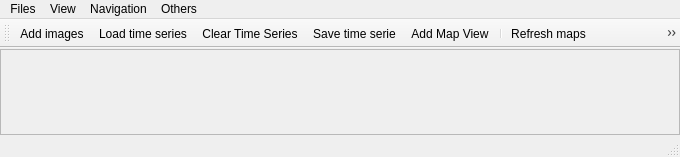
First picture: the form in timeseriesviewer/ui/timeseriesviewer.ui, repository jakimowb/eo-time-series-viewer, before the edit.
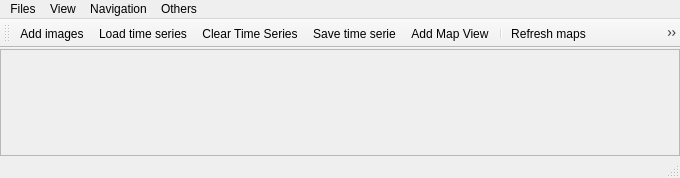
Second picture: the form after the edit. Icons and pictures are not drawn. Custom widgets are drawn as their Qt base class.

The edit to the form file:
```diff
--- a/timeseriesviewer/ui/timeseriesviewer.ui
+++ b/timeseriesviewer/ui/timeseriesviewer.ui
@@ -7,7 +7,7 @@
     <x>0</x>
     <y>0</y>
     <width>680</width>
-    <height>157</height>
+    <height>178</height>
    </rect>
   </property>
   <property name="windowTitle">
@@ -100,7 +100,7 @@
          <x>0</x>
          <y>0</y>
          <width>678</width>
-         <height>69</height>
+         <height>72</height>
         </rect>
        </property>
        <property name="sizePolicy">
```
Left out of the diff: 4 changed lines with no effect on the pictures.
